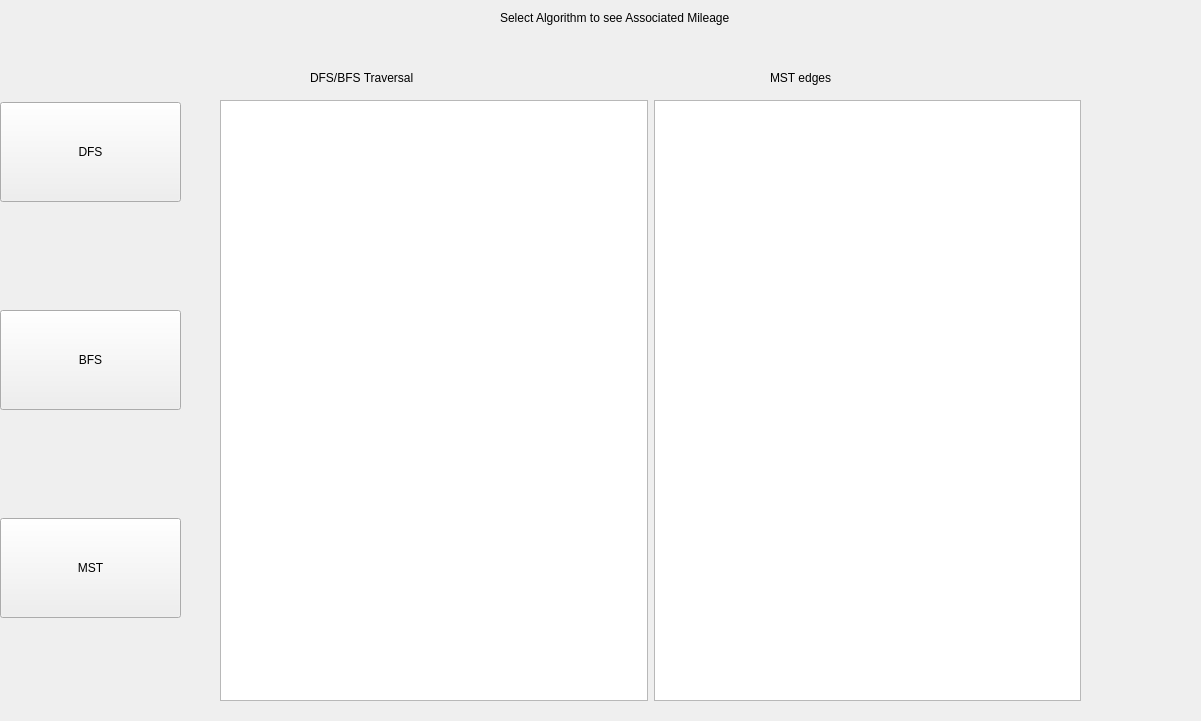
First picture: the form in QT Project/graphwindow.ui, repository AaronGeesink/CS1D-Basketball-Project, before the edit.
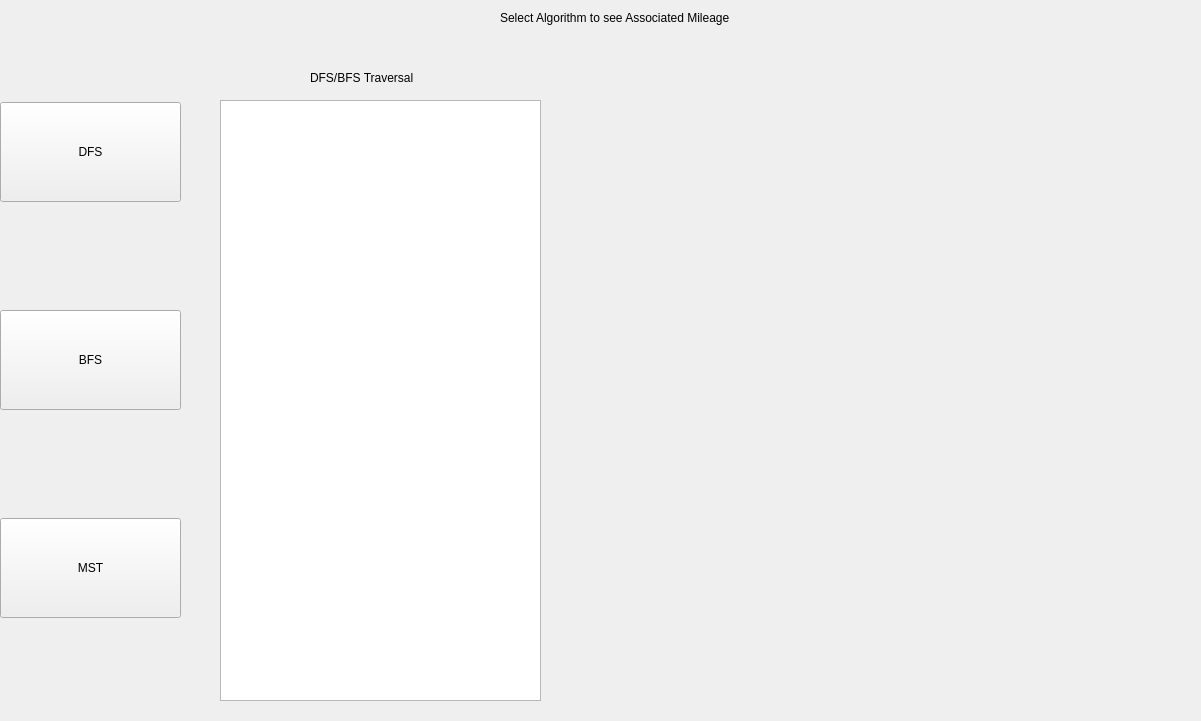
Second picture: the form after the edit.

Commit message: graph traversals done

Patch:
```diff
--- a/QT Project/graphwindow.ui
+++ b/QT Project/graphwindow.ui
@@ -108,25 +108,12 @@
     <string>DFS/BFS Traversal</string>
    </property>
   </widget>
-  <widget class="QLabel" name="label_3">
-   <property name="geometry">
-    <rect>
-     <x>770</x>
-     <y>70</y>
-     <width>231</width>
-     <height>16</height>
-    </rect>
-   </property>
-   <property name="text">
-    <string>MST edges</string>
-   </property>
-  </widget>
   <widget class="QWidget" name="horizontalLayoutWidget">
    <property name="geometry">
     <rect>
      <x>220</x>
      <y>100</y>
-     <width>861</width>
+     <width>321</width>
      <height>601</height>
     </rect>
    </property>
@@ -134,11 +121,21 @@
     <item>
      <widget class="QTableWidget" name="travList"/>
     </item>
-    <item>
-     <widget class="QTableWidget" name="mstList"/>
-    </item>
    </layout>
   </widget>
+  <widget class="QLabel" name="Image">
+   <property name="geometry">
+    <rect>
+     <x>550</x>
+     <y>100</y>
+     <width>601</width>
+     <height>591</height>
+    </rect>
+   </property>
+   <property name="text">
+    <string/>
+   </property>
+  </widget>
  </widget>
  <resources/>
  <connections/>
```
Left out of the diff: 2 changed lines with no effect on the pictures. The commit also changes 2 other files.
